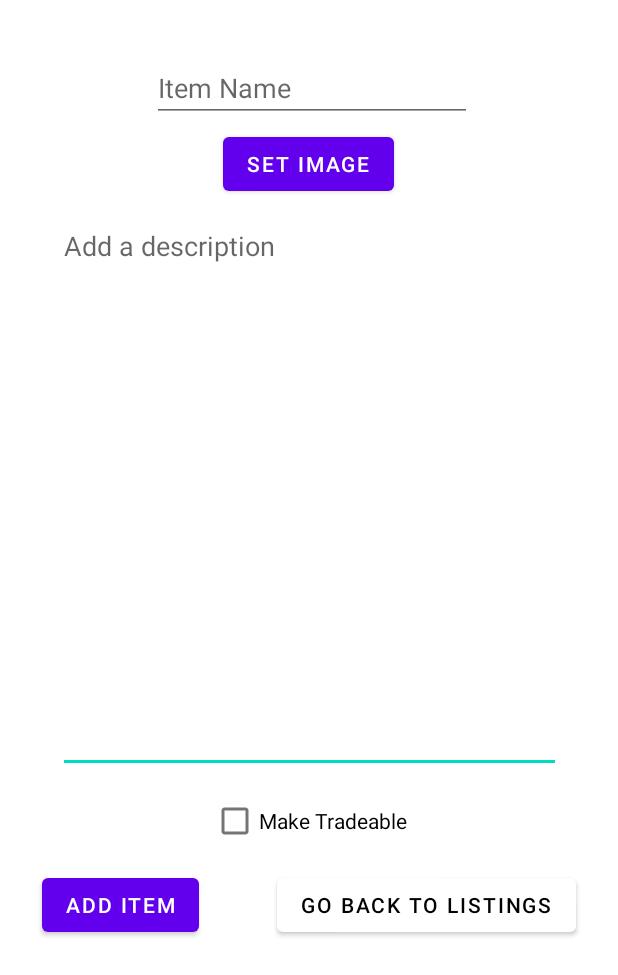
After one commit to kryan717/hometohome, an Android app: the layout activity_additem.xml on its own in the app's theme, with its tools: preview values and no code run, on a phone screen of 412 x 824 dp. The commit adds this screen. Shown: the top 975 px of the screen. Run offline under Robolectric (Android 15) with nearby library versions, the phone set to English and light mode, and no system bars.

Commit message:
added addItem and test in MainActivity. Added place holders for trade interface

```diff
--- a/app/src/main/java/com/example/home_to_home/MainActivity.java
+++ b/app/src/main/java/com/example/home_to_home/MainActivity.java
@@ -13,6 +13,7 @@ public class MainActivity extends AppCompatActivity {
     private Button b1;
     private Button b2;
     private Button b3;
+    private Button b4;
 
     @Override
     protected void onCreate(Bundle savedInstanceState) {
@@ -22,6 +23,7 @@ public class MainActivity extends AppCompatActivity {
         b1 = (Button) findViewById(R.id.listingsTest);
         b2 = (Button) findViewById(R.id.detailsTest);
         b3 = (Button) findViewById(R.id.queueTest);
+        b4 = (Button) findViewById(R.id.addItem);
 
         b1.setOnClickListener(new View.OnClickListener(){
             @Override
@@ -43,6 +45,13 @@ public class MainActivity extends AppCompatActivity {
                 openQueued();
             }
         });
+
+        b4.setOnClickListener(new View.OnClickListener(){
+            @Override
+            public void onClick(View v){
+                openAdd();
+            }
+        });
     }
 
     public void onLogout(View view) {
@@ -62,4 +71,8 @@ public class MainActivity extends AppCompatActivity {
         Intent i1 = new Intent(this, testqueued.class);
         startActivity(i1);
     }
+    public void openAdd(){
+        Intent i1 = new Intent(this, additem.class);
+        startActivity(i1);
+    }
 }
--- /dev/null
+++ b/app/src/main/java/com/example/home_to_home/additem.java
@@ -0,0 +1,25 @@
+package com.example.home_to_home;
+
+import android.os.Bundle;
+import android.widget.Button;
+import android.widget.EditText;
+
+import androidx.appcompat.app.AppCompatActivity;
+
+public class additem extends AppCompatActivity {
+
+    EditText editItemName, editDescription;
+    Button add;
+
+    @Override
+    protected void onCreate(Bundle savedInstanceState) {
+        super.onCreate(savedInstanceState);
+        setContentView(R.layout.activity_additem);
+
+        editItemName = (EditText)findViewById(R.id.setItem);
+        editDescription = (EditText)findViewById(R.id.setDesc);
+
+        add = (Button)findViewById(R.id.addItem);
+
+    }
+}
--- /dev/null
+++ b/app/src/main/res/layout/activity_additem.xml
@@ -0,0 +1,96 @@
+<?xml version="1.0" encoding="utf-8"?>
+<androidx.constraintlayout.widget.ConstraintLayout xmlns:android="http://schemas.android.com/apk/res/android"
+    xmlns:app="http://schemas.android.com/apk/res-auto"
+    xmlns:tools="http://schemas.android.com/tools"
+    android:layout_width="match_parent"
+    android:layout_height="match_parent"
+    tools:context=".additem">
+
+    <EditText
+        android:id="@+id/setDesc"
+        android:layout_width="335dp"
+        android:layout_height="374dp"
+        android:layout_marginStart="35dp"
+        android:layout_marginLeft="35dp"
+        android:layout_marginTop="8dp"
+        android:layout_marginEnd="35dp"
+        android:layout_marginRight="35dp"
+        android:ems="10"
+        android:gravity="start|top"
+        android:hint="Add a description"
+        android:inputType="textMultiLine"
+        app:layout_constraintEnd_toEndOf="parent"
+        app:layout_constraintStart_toStartOf="parent"
+        app:layout_constraintTop_toBottomOf="@+id/galleryButton" />
+
+    <Button
+        android:id="@+id/listingsReturn2"
+        android:layout_width="wrap_content"
+        android:layout_height="wrap_content"
+        android:layout_marginTop="64dp"
+        android:layout_marginEnd="28dp"
+        android:layout_marginRight="28dp"
+        android:text="Go back to listings"
+        android:textColor="#000000"
+        app:backgroundTint="#FFFFFF"
+        app:layout_constraintEnd_toEndOf="parent"
+        app:layout_constraintTop_toBottomOf="@+id/setDesc" />
+
+    <Button
+        android:id="@+id/addItem"
+        android:layout_width="wrap_content"
+        android:layout_height="wrap_content"
+        android:layout_marginStart="28dp"
+        android:layout_marginLeft="28dp"
+        android:layout_marginTop="64dp"
+        android:text="Add Item"
+        app:layout_constraintStart_toStartOf="parent"
+        app:layout_constraintTop_toBottomOf="@+id/setDesc" />
+
+    <EditText
+        android:id="@+id/setItem"
+        android:layout_width="wrap_content"
+        android:layout_height="wrap_content"
+        android:layout_marginStart="101dp"
+        android:layout_marginLeft="101dp"
+        android:layout_marginTop="36dp"
+        android:layout_marginEnd="101dp"
+        android:layout_marginRight="101dp"
+        android:ems="10"
+        android:hint="Item Name"
+        android:inputType="textPersonName"
+        app:layout_constraintEnd_toEndOf="parent"
+        app:layout_constraintHorizontal_bias="0.0"
+        app:layout_constraintStart_toStartOf="parent"
+        app:layout_constraintTop_toTopOf="parent" />
+
+    <Button
+        android:id="@+id/galleryButton"
+        android:layout_width="wrap_content"
+        android:layout_height="wrap_content"
+        android:layout_marginStart="148dp"
+        android:layout_marginLeft="148dp"
+        android:layout_marginTop="4dp"
+        android:layout_marginEnd="149dp"
+        android:layout_marginRight="149dp"
+        android:text="Set image"
+        app:layout_constraintEnd_toEndOf="parent"
+        app:layout_constraintHorizontal_bias="1.0"
+        app:layout_constraintStart_toStartOf="parent"
+        app:layout_constraintTop_toBottomOf="@+id/setItem" />
+
+    <CheckBox
+        android:id="@+id/checkBox"
+        android:layout_width="wrap_content"
+        android:layout_height="wrap_content"
+        android:layout_marginStart="136dp"
+        android:layout_marginLeft="136dp"
+        android:layout_marginTop="8dp"
+        android:layout_marginEnd="136dp"
+        android:layout_marginRight="136dp"
+        android:text="Make Tradeable"
+        app:layout_constraintEnd_toEndOf="parent"
+        app:layout_constraintStart_toStartOf="parent"
+        app:layout_constraintTop_toBottomOf="@+id/setDesc" />
+
+</androidx.constraintlayout.widget.ConstraintLayout>
--- /dev/null
+++ b/app/src/main/res/layout/activity_trade_interface.xml
@@ -0,0 +1,9 @@
+<?xml version="1.0" encoding="utf-8"?>
+<androidx.constraintlayout.widget.ConstraintLayout xmlns:android="http://schemas.android.com/apk/res/android"
+    xmlns:app="http://schemas.android.com/apk/res-auto"
+    xmlns:tools="http://schemas.android.com/tools"
+    android:layout_width="match_parent"
+    android:layout_height="match_parent"
+    tools:context=".tradeInterface">
+
+</androidx.constraintlayout.widget.ConstraintLayout>
```
Also changed, not shown: 161 other files.
